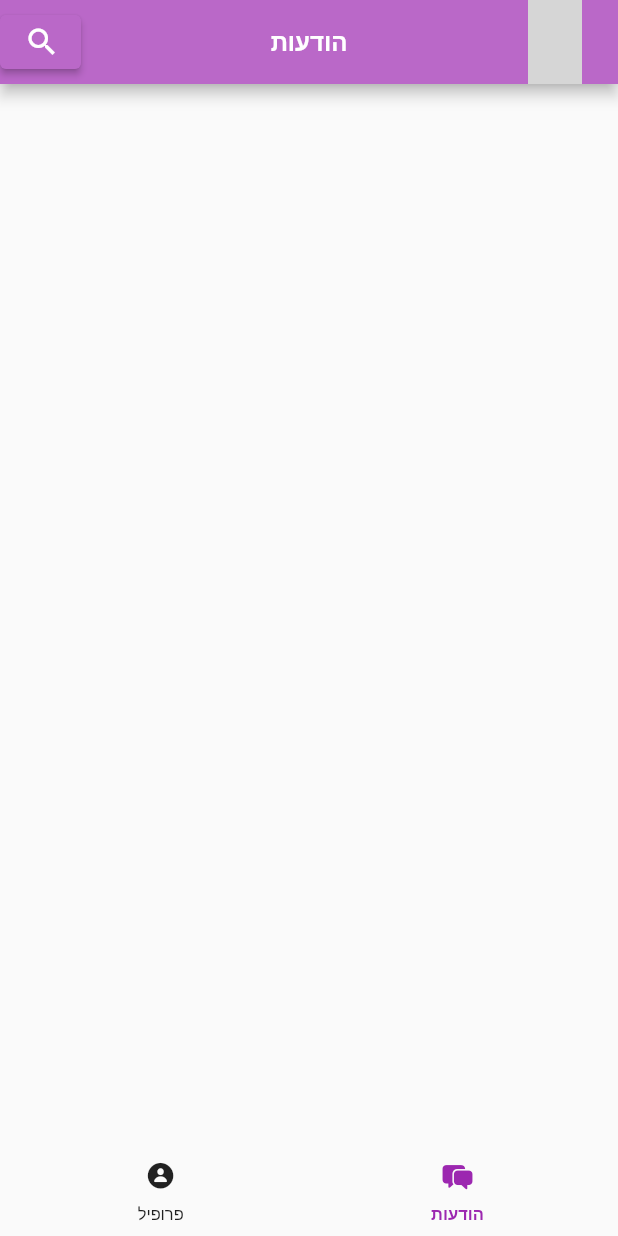
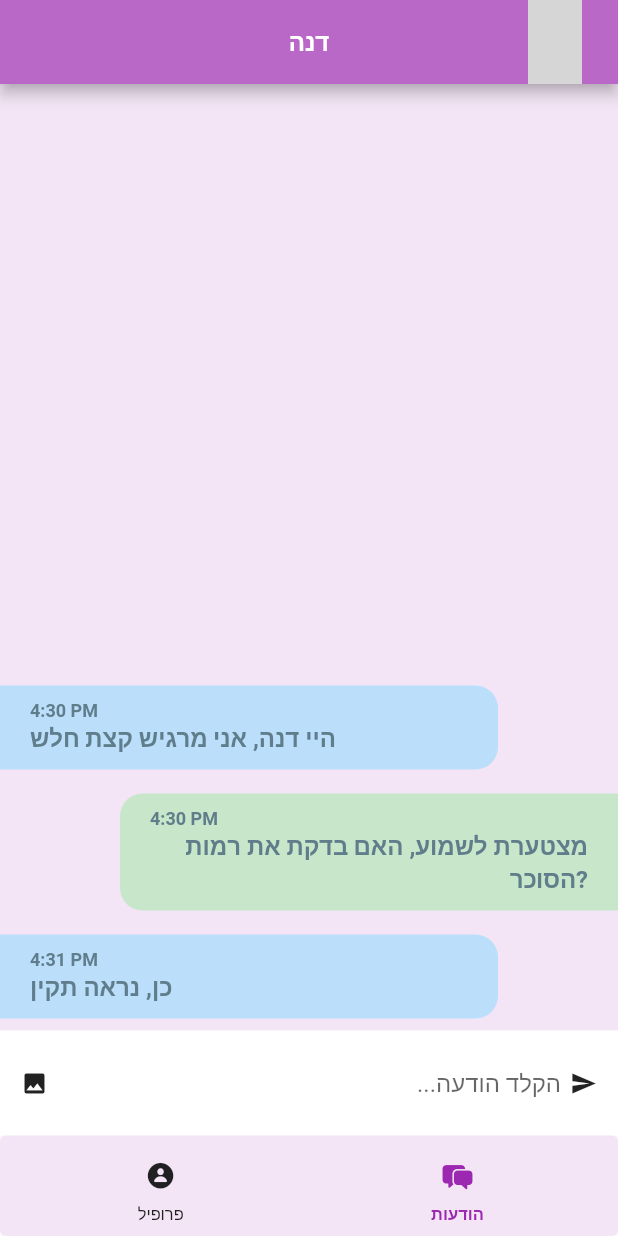
Before and after one commit to idan1ezer/dana_chat, a Flutter app: the screen it shows after launch, on a phone screen of 412 x 824 dp. Run offline on Flutter 3.47's test engine with Material 2 defaults, Android fonts, the phone set to English and light mode, and no system bars; our stand-ins replace cached_network_image, firebase_auth, firebase_core, fluttertoast; accounts and stored records are empty; network calls fail; grey boxes are pictures that could not be loaded.

Commit message:
added chat page and sending messages works

```diff
--- /dev/null
+++ b/lib/models/message_model.dart
@@ -0,0 +1,73 @@
+import 'package:dana_chat/models/user_model.dart';
+import 'package:flutter/material.dart';
+
+@immutable
+class MessageModel {
+  const MessageModel({
+    required this.sender,
+    required this.text,
+    //required this.messageDate,
+    required this.time,
+    required this.unread
+  });
+  final User sender;
+  final String text;
+  //final DateTime messageDate;
+  final String time;
+  final bool unread;
+}
+
+
+// JUST FOR UI FIRST TRYOUT
+//
+//
+//
+// JUST FOR UI FIRST TRYOUT
+
+
+
+
+// YOU - current user
+final User currentUser = User(
+  id: 0,
+  name: 'Current User',
+  imageUrl: 'assets/images/greg.jpg',
+);
+
+// USERS
+final User julia = User(
+  id: 1,
+  name: 'Julia',
+  imageUrl: 'https://unsplash.com/photos/mEZ3PoFGs_k/download?ixid=MnwxMjA3fDB8MXxzZWFyY2h8Mnx8cHJvZmlsZXxlbnwwfHx8fDE2NTgyOTQzMTQ&force=true&w=640',
+);
+final User james = User(
+  id: 2,
+  name: 'James',
+  imageUrl: 'https://unsplash.com/photos/5OyGRn_r9Y4/download?ixid=MnwxMjA3fDB8MXxzZWFyY2h8Nnx8cHJvZmlsZXxlbnwwfHx8fDE2NTgyOTQzMTQ&force=true&w=640',
+);
+final User dana = User(
+  id: 3,
+  name: 'Dana',
+  imageUrl: 'https://unsplash.com/photos/rDEOVtE7vOs/download?ixid=MnwxMjA3fDB8MXxhbGx8fHx8fHx8fHwxNjU4MzE0MjQx&force=true&w=640',
+);
+
+List<MessageModel> messages = [
+  MessageModel(
+    sender: dana,
+    time: '4:31 PM',
+    text: 'כן, נראה תקין',
+    unread: true,
+  ),
+  MessageModel(
+    sender: currentUser,
+    time: '4:30 PM',
+    text: 'מצטערת לשמוע, האם בדקת את רמות הסוכר?',
+    unread: false,
+  ),
+  MessageModel(
+    sender: dana,
+    time: '4:30 PM',
+    text: 'היי דנה, אני מרגיש קצת חלש',
+    unread: false,
+  ),
+];
--- /dev/null
+++ b/lib/models/user_model.dart
@@ -0,0 +1,11 @@
+class User {
+  final int id;
+  final String name;
+  final String imageUrl;
+
+  User({
+    required this.id,
+    required this.name,
+    required this.imageUrl,
+  });
+}
--- a/lib/pages/chat_page.dart
+++ b/lib/pages/chat_page.dart
@@ -0,0 +1,114 @@
+import 'package:intl/intl.dart';
+import 'package:flutter/material.dart';
+import 'package:dana_chat/widgets/avatar.dart';
+import 'package:dana_chat/models/message_model.dart';
+import 'package:dana_chat/widgets/icon_buttons.dart';
+
+class ChatPage extends StatefulWidget {
+  const ChatPage({Key? key}) : super(key: key);
+
+  @override
+  State<ChatPage> createState() => _ChatPageState();
+}
+
+class _ChatPageState extends State<ChatPage> {
+
+  final sendCtrl = TextEditingController();
+
+  _buildMessage(MessageModel message, bool isMe) {
+    return Container(
+      margin: isMe ? const EdgeInsets.only(top: 8, bottom: 8, left: 80) : const EdgeInsets.only(top: 8, bottom: 8, right: 80),
+      padding: const EdgeInsets.symmetric(horizontal: 20, vertical: 10),
+      decoration: BoxDecoration(
+        borderRadius: isMe ? const BorderRadius.only(topLeft: Radius.circular(15), bottomLeft: Radius.circular(15)) : const BorderRadius.only(topRight: Radius.circular(15), bottomRight: Radius.circular(15)),
+        color: isMe ? Colors.green[100] : Colors.blue[100],
+      ),
+      child: Column(
+        crossAxisAlignment: CrossAxisAlignment.start,
+        children: [
+          Text(message.time, style: const TextStyle(color: Colors.blueGrey,fontSize: 12,fontWeight: FontWeight.w600),),
+          Text(message.text, style: const TextStyle(color: Colors.blueGrey,fontSize: 16,fontWeight: FontWeight.w600), textAlign: isMe ? TextAlign.right : TextAlign.left,),
+        ],
+      ),
+    );
+  }
+
+  _buildMessageComposer() {
+    return Container(
+      padding: const EdgeInsets.symmetric(horizontal: 8),
+      height: 70,
+      color: Colors.white,
+      child: Row(
+        children: <Widget>[
+          IconBackground(icon: Icons.photo, onTap: (){}),
+          Expanded(child: TextField(
+            controller: sendCtrl,
+            textAlign: TextAlign.right,
+            decoration: const InputDecoration.collapsed(hintText: "...הקלד הודעה",),
+          )),
+          IconBackground(icon: Icons.send, onTap: (){_sendMessage(sendCtrl.text);}),
+        ],
+      ),
+    );
+  }
+
+  _sendMessage(String text) {
+    DateTime now = DateTime.now();
+    String formattedTime = DateFormat.jm().format(now);
+    setState((){
+      messages.insert(0, MessageModel(sender: currentUser,time: DateFormat.jm().format(now),text: text,unread: true));
+    });
+    sendCtrl.clear();
+  }
+
+  @override
+  Widget build(BuildContext context) {
+    return Scaffold(
+      appBar: AppBar(
+        backgroundColor: Colors.purple[300],
+        centerTitle: true,
+        title: const Text(
+          "דנה",
+          style: TextStyle(fontWeight: FontWeight.bold, fontSize: 16),
+        ),
+        actions: [
+          Padding(
+            padding: const EdgeInsets.only(right: 24),
+            child: Avatar.small(
+              url:
+                  "https://img.myloview.com/stickers/clinic-nurse-icon-flat-isolated-vector-400-264197513.jpg",
+              onTap: () {
+                // Do nothing
+              },
+            ),
+          ),
+        ],
+      ),
+      body: GestureDetector(
+        onTap: () => FocusScope.of(context).unfocus(),
+        child: Column(
+          children: <Widget>[
+            Expanded(
+              child: Container(
+                decoration: BoxDecoration(
+                  color: Colors.purple[50],
+                ),
+                child: ListView.builder(
+                  reverse: true,
+                  padding: const EdgeInsets.only(top: 15),
+                  itemCount: messages.length,
+                  itemBuilder: (BuildContext context, int index) {
+                    final MessageModel message = messages[index];
+                    final bool isMe = message.sender.id == currentUser.id;
+                    return _buildMessage(message, isMe);
+                  },
+                ),
+              ),
+            ),
+            _buildMessageComposer(),
+          ],
+        ),
+      ),
+    );
+  }
+}
--- a/lib/pages/pages.dart
+++ b/lib/pages/pages.dart
@@ -1,2 +1,2 @@
 export 'profile_page.dart';
-export 'messages_page.dart';
+export 'chat_page.dart';
--- a/lib/screens/home_screen.dart
+++ b/lib/screens/home_screen.dart
@@ -10,10 +10,10 @@ class HomeScreen extends StatelessWidget {
   );
   HomeScreen({Key? key}) : super(key: key);
 
-  final ValueNotifier<int> pageIndex = ValueNotifier(0);
+  final ValueNotifier<int> pageIndex = ValueNotifier(1);
   final ValueNotifier<String> title = ValueNotifier("הודעות");
 
-  final pages = const [ProfilePage(), MessagesPage()];
+  final pages = const [ProfilePage(), ChatPage()];
   final pageTitles = const ["פרופיל", "הודעות"];
 
   void _onNavigationItemSelected(index) {
@@ -24,50 +24,50 @@ class HomeScreen extends StatelessWidget {
   @override
   Widget build(BuildContext context) {
     return Scaffold(
-      appBar: AppBar(
-        backgroundColor: Colors.purple[300],
-        centerTitle: true,
-        title: ValueListenableBuilder(
-          valueListenable: title,
-          builder: (BuildContext context, String value, _) {
-            return Text(
-              value,
-              style: const TextStyle(fontWeight: FontWeight.bold, fontSize: 16),
-            );
-          },
-        ),
-        leadingWidth: 54,
-        leading: Align(
-          alignment: Alignment.centerRight,
-          child: ElevatedButton(
-            onPressed: () {debugPrint("TODO search");},
-            style: ElevatedButton.styleFrom(primary: Colors.purple[300]),
-            child: const Icon(
-                Icons.search
-            ),
-          ),
-          // child: IconBackground(
-          //   icon: Icons.search,
-          //   onTap: (){
-          //     debugPrint("TODO search");
-          //   },
-          // ),
-        ),
-        actions: [
-          Padding(
-            padding: const EdgeInsets.only(right: 24),
-            child: Hero(
-              tag: 'hero-profile-picture',
-              child: Avatar.small(
-                url: "https://www.pngitem.com/pimgs/m/146-1468479_my-profile-icon-blank-profile-picture-circle-hd.png",
-                onTap: (){
-                  debugPrint("TODO move to profile page");
-                },
-              ),
-            ),
-          ),
-        ],
-      ),
+      // appBar: AppBar(
+      //   backgroundColor: Colors.purple[300],
+      //   centerTitle: true,
+      //   title: ValueListenableBuilder(
+      //     valueListenable: title,
+      //     builder: (BuildContext context, String value, _) {
+      //       return Text(
+      //         value,
+      //         style: const TextStyle(fontWeight: FontWeight.bold, fontSize: 16),
+      //       );
+      //     },
+      //   ),
+      //   leadingWidth: 54,
+      //   leading: Align(
+      //     alignment: Alignment.centerRight,
+      //     child: ElevatedButton(
+      //       onPressed: () {debugPrint("TODO search");},
+      //       style: ElevatedButton.styleFrom(primary: Colors.purple[300]),
+      //       child: const Icon(
+      //           Icons.search
+      //       ),
+      //     ),
+      //     // child: IconBackground(
+      //     //   icon: Icons.search,
+      //     //   onTap: (){
+      //     //     debugPrint("TODO search");
+      //     //   },
+      //     // ),
+      //   ),
+      //   actions: [
+      //     Padding(
+      //       padding: const EdgeInsets.only(right: 24),
+      //       child: Hero(
+      //         tag: 'hero-profile-picture',
+      //         child: Avatar.small(
+      //           url: "https://www.pngitem.com/pimgs/m/146-1468479_my-profile-icon-blank-profile-picture-circle-hd.png",
+      //           onTap: (){
+      //             debugPrint("TODO move to profile page");
+      //           },
+      //         ),
+      //       ),
+      //     ),
+      //   ],
+      // ),
       body: ValueListenableBuilder(
         valueListenable: pageIndex,
         builder: (BuildContext context, int value, _) {
@@ -104,9 +104,9 @@ class _BottomNavigationBarState extends State<_BottomNavigationBar> {
 
   @override
   Widget build(BuildContext context) {
-    final brightness = Theme.of(context).brightness;
+    //final brightness = Theme.of(context).brightness;
     return Card(
-      color: (brightness == Brightness.light) ? Colors.transparent : null,
+      color: Colors.purple[50],
       elevation: 0,
       margin: const EdgeInsets.all(0),
       child: SafeArea(
--- a/pubspec.yaml
+++ b/pubspec.yaml
@@ -33,6 +33,7 @@ dependencies:
 
   # The following adds the Cupertino Icons font to your application.
   # Use with the CupertinoIcons class for iOS style icons.
+  intl: ^0.17.0
   cached_network_image: ^3.1.0
   cupertino_icons: ^1.0.2
   firebase_core: ^1.19.2
```
Also changed, not shown: lib/pages/messages_page.dart (deleted, +0 -15 lines), lib/pages/profile_page.dart (+10 -1 lines), lib/screens/chat_screen.dart (+23 -0 lines), lib/widgets/message_card.dart (added, +32 -0 lines), pubspec.lock.
